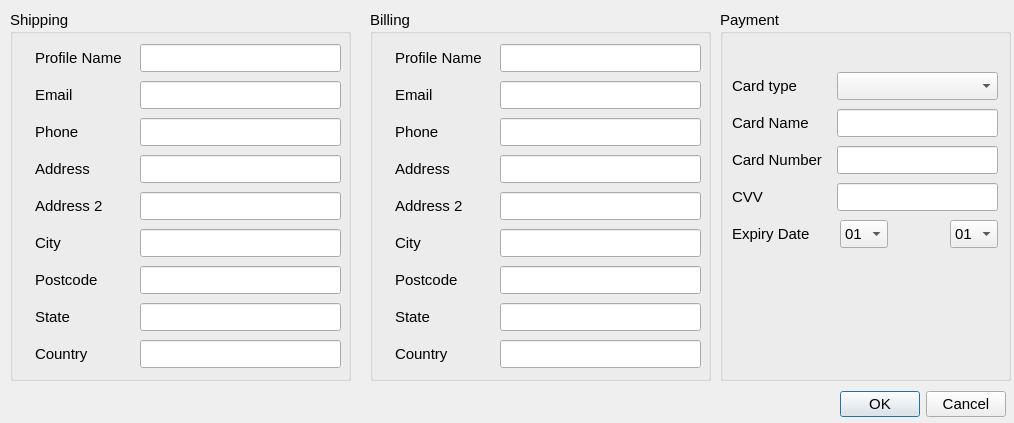
Old version of the form rabbit/view/ui/new_billing_profile_dialog.ui in the repository phongtran0715/shoppingbot.
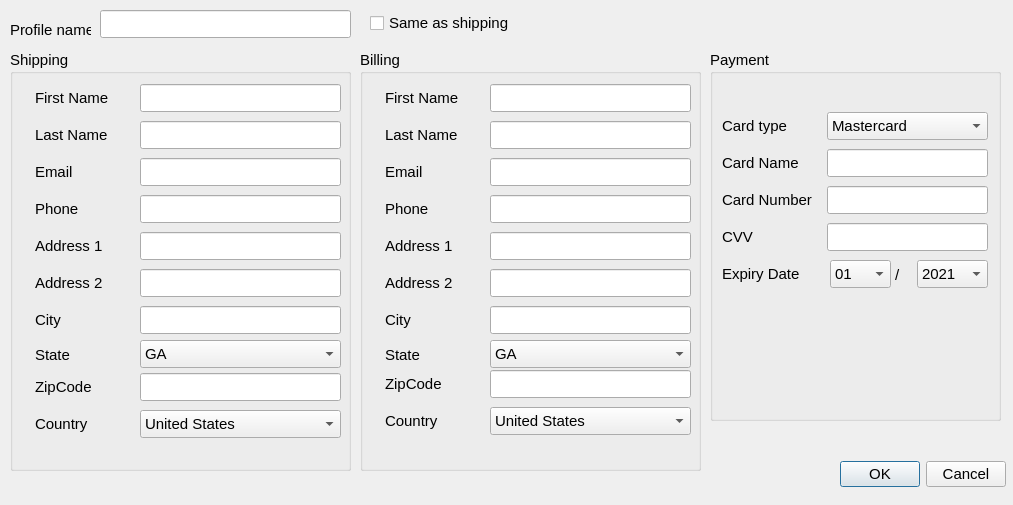
New version of the form.

```diff
--- a/rabbit/view/ui/new_billing_profile_dialog.ui
+++ b/rabbit/view/ui/new_billing_profile_dialog.ui
@@ -6,8 +6,8 @@
    <rect>
     <x>0</x>
     <y>0</y>
-    <width>1014</width>
-    <height>423</height>
+    <width>1013</width>
+    <height>505</height>
    </rect>
   </property>
   <property name="font">
@@ -22,7 +22,7 @@
    <property name="geometry">
     <rect>
      <x>840</x>
-     <y>390</y>
+     <y>460</y>
      <width>166</width>
      <height>28</height>
     </rect>
@@ -38,28 +38,15 @@
    <property name="geometry">
     <rect>
      <x>10</x>
-     <y>10</y>
+     <y>50</y>
      <width>341</width>
-     <height>371</height>
+     <height>421</height>
     </rect>
    </property>
    <property name="title">
     <string>Shipping</string>
    </property>
-   <widget class="QLineEdit" name="txtCountry">
-    <property name="geometry">
-     <rect>
-      <x>130</x>
-      <y>330</y>
-      <width>201</width>
-      <height>28</height>
-     </rect>
-    </property>
-    <property name="toolTip">
-     <string>&lt;html&gt;&lt;head/&gt;&lt;body&gt;&lt;p&gt;Country&lt;/p&gt;&lt;/body&gt;&lt;/html&gt;</string>
-    </property>
-   </widget>
-   <widget class="QLineEdit" name="txtPostcode">
+   <widget class="QLineEdit" name="txtShippingCity">
     <property name="geometry">
      <rect>
       <x>130</x>
@@ -82,7 +69,7 @@
      </rect>
     </property>
     <property name="text">
-     <string>Postcode</string>
+     <string>City</string>
     </property>
     <property name="margin">
      <number>5</number>
@@ -96,12 +83,12 @@
      <rect>
       <x>20</x>
       <y>70</y>
-      <width>50</width>
+      <width>101</width>
       <height>30</height>
      </rect>
     </property>
     <property name="text">
-     <string>Email</string>
+     <string>Last Name</string>
     </property>
     <property name="margin">
      <number>5</number>
@@ -120,7 +107,7 @@
      </rect>
     </property>
     <property name="text">
-     <string>Address</string>
+     <string>Phone</string>
     </property>
     <property name="margin">
      <number>5</number>
@@ -134,12 +121,12 @@
      <rect>
       <x>20</x>
       <y>218</y>
-      <width>42</width>
+      <width>91</width>
       <height>30</height>
      </rect>
     </property>
     <property name="text">
-     <string>City</string>
+     <string>Address 2</string>
     </property>
     <property name="margin">
      <number>5</number>
@@ -167,7 +154,7 @@
      </sizepolicy>
     </property>
     <property name="text">
-     <string>Profile Name</string>
+     <string>First Name</string>
     </property>
     <property name="margin">
      <number>5</number>
@@ -180,13 +167,13 @@
     <property name="geometry">
      <rect>
       <x>20</x>
-      <y>292</y>
-      <width>50</width>
+      <y>322</y>
+      <width>91</width>
       <height>30</height>
      </rect>
     </property>
     <property name="text">
-     <string>State</string>
+     <string>ZipCode</string>
     </property>
     <property name="margin">
      <number>5</number>
@@ -199,7 +186,7 @@
     <property name="geometry">
      <rect>
       <x>20</x>
-      <y>329</y>
+      <y>359</y>
       <width>68</width>
       <height>30</height>
      </rect>
@@ -237,7 +224,7 @@
      </rect>
     </property>
     <property name="text">
-     <string>Address 2</string>
+     <string>Address 1</string>
     </property>
     <property name="margin">
      <number>5</number>
@@ -272,7 +259,7 @@
      <string>&lt;html&gt;&lt;head/&gt;&lt;body&gt;&lt;p&gt;Address 2&lt;/p&gt;&lt;/body&gt;&lt;/html&gt;</string>
     </property>
    </widget>
-   <widget class="QLineEdit" name="txtProfileName">
+   <widget class="QLineEdit" name="txtShippingFirstName">
     <property name="geometry">
      <rect>
       <x>130</x>
@@ -308,7 +295,7 @@
      </rect>
     </property>
     <property name="text">
-     <string>Phone</string>
+     <string>Email</string>
     </property>
     <property name="margin">
      <number>5</number>
@@ -334,18 +321,82 @@
     <property name="geometry">
      <rect>
       <x>130</x>
-      <y>293</y>
+      <y>323</y>
       <width>201</width>
       <height>28</height>
      </rect>
     </property>
    </widget>
+   <widget class="QComboBox" name="cbShippingCountry">
+    <property name="geometry">
+     <rect>
+      <x>130</x>
+      <y>360</y>
+      <width>201</width>
+      <height>28</height>
+     </rect>
+    </property>
+    <item>
+     <property name="text">
+      <string>United States</string>
+     </property>
+    </item>
+    <item>
+     <property name="text">
+      <string>Canada</string>
+     </property>
+    </item>
+   </widget>
+   <widget class="QLabel" name="label_26">
+    <property name="geometry">
+     <rect>
+      <x>20</x>
+      <y>290</y>
+      <width>91</width>
+      <height>30</height>
+     </rect>
+    </property>
+    <property name="text">
+     <string>State</string>
+    </property>
+    <property name="margin">
+     <number>5</number>
+    </property>
+    <property name="indent">
+     <number>5</number>
+    </property>
+   </widget>
+   <widget class="QComboBox" name="cbShippingState">
+    <property name="geometry">
+     <rect>
+      <x>130</x>
+      <y>290</y>
+      <width>201</width>
+      <height>28</height>
+     </rect>
+    </property>
+    <item>
+     <property name="text">
+      <string>GA</string>
+     </property>
+    </item>
+    <item>
+     <property name="text">
+      <string>AL</string>
+     </property>
+    </item>
+    <item>
+     <property name="text">
+      <string>AK</string>
+     </property>
+    </item>
+   </widget>
   </widget>
   <widget class="QGroupBox" name="groupBox_2">
    <property name="geometry">
     <rect>
-     <x>720</x>
-     <y>10</y>
+     <x>710</x>
+     <y>50</y>
      <width>291</width>
      <height>371</height>
     </rect>
@@ -353,41 +404,6 @@
    <property name="title">
     <string>Payment</string>
    </property>
-   <widget class="QComboBox" name="cbExpiryYear">
-    <property name="geometry">
-     <rect>
-      <x>320</x>
-      <y>210</y>
-      <width>47</width>
-      <height>28</height>
-     </rect>
-    </property>
-    <item>
-     <property name="text">
-      <string>21</string>
-     </property>
-    </item>
-    <item>
-     <property name="text">
-      <string>22</string>
-     </property>
-    </item>
-    <item>
-     <property name="text">
-      <string>23</string>
-     </property>
-    </item>
-    <item>
-     <property name="text">
-      <string>24</string>
-     </property>
-    </item>
-    <item>
-     <property name="text">
-      <string>25</string>
-     </property>
-    </item>
-   </widget>
    <widget class="QLineEdit" name="txtCardNumber">
     <property name="geometry">
      <rect>
@@ -435,7 +451,7 @@
      <rect>
       <x>120</x>
       <y>210</y>
-      <width>48</width>
+      <width>61</width>
       <height>28</height>
      </rect>
     </property>
@@ -544,12 +560,7 @@
     </property>
     <item>
      <property name="text">
-      <string/>
-     </property>
-    </item>
-    <item>
-     <property name="text">
-      <string>Debit</string>
+      <string>Mastercard</string>
      </property>
     </item>
     <item>
@@ -625,12 +636,12 @@
      <number>5</number>
     </property>
    </widget>
-   <widget class="QComboBox" name="cbExpiryMonth_2">
+   <widget class="QComboBox" name="cbExpiryYear">
     <property name="geometry">
      <rect>
-      <x>230</x>
+      <x>207</x>
       <y>210</y>
-      <width>48</width>
+      <width>71</width>
       <height>28</height>
      </rect>
     </property>
@@ -642,7 +653,7 @@
     </property>
     <item>
      <property name="text">
-      <string>01</string>
+      <string>2021</string>
      </property>
     </item>
     <item>
@@ -690,49 +701,40 @@
       <string>09</string>
      </property>
     </item>
-    <item>
-     <property name="text">
-      <string>10</string>
-     </property>
-    </item>
-    <item>
-     <property name="text">
-      <string>11</string>
-     </property>
-    </item>
-    <item>
-     <property name="text">
-      <string>12</string>
-     </property>
-    </item>
+   </widget>
+   <widget class="QLabel" name="label_24">
+    <property name="geometry">
+     <rect>
+      <x>180</x>
+      <y>209</y>
+      <width>31</width>
+      <height>31</height>
+     </rect>
+    </property>
+    <property name="text">
+     <string>/</string>
+    </property>
+    <property name="margin">
+     <number>5</number>
+    </property>
+    <property name="indent">
+     <number>5</number>
+    </property>
    </widget>
   </widget>
   <widget class="QGroupBox" name="groupBox_3">
    <property name="geometry">
     <rect>
-     <x>370</x>
-     <y>10</y>
+     <x>360</x>
+     <y>50</y>
      <width>341</width>
-     <height>371</height>
+     <height>421</height>
     </rect>
    </property>
    <property name="title">
     <string>Billing</string>
    </property>
-   <widget class="QLineEdit" name="txtCountry_2">
-    <property name="geometry">
-     <rect>
-      <x>130</x>
-      <y>330</y>
-      <width>201</width>
-      <height>28</height>
-     </rect>
-    </property>
-    <property name="toolTip">
-     <string>&lt;html&gt;&lt;head/&gt;&lt;body&gt;&lt;p&gt;Country&lt;/p&gt;&lt;/body&gt;&lt;/html&gt;</string>
-    </property>
-   </widget>
-   <widget class="QLineEdit" name="txtPostcode_2">
+   <widget class="QLineEdit" name="txtBillingCity">
     <property name="geometry">
      <rect>
       <x>130</x>
@@ -755,7 +757,26 @@
      </rect>
     </property>
     <property name="text">
-     <string>Postcode</string>
+     <string>City</string>
+    </property>
+    <property name="margin">
+     <number>5</number>
+    </property>
+    <property name="indent">
+     <number>5</number>
+    </property>
+   </widget>
+   <widget class="QLabel" name="label_14">
+    <property name="geometry">
+     <rect>
+      <x>20</x>
+      <y>70</y>
+      <width>101</width>
+      <height>30</height>
+     </rect>
+    </property>
+    <property name="text">
+     <string>Last Name</string>
     </property>
     <property name="margin">
      <number>5</number>
@@ -768,13 +789,13 @@
     <property name="geometry">
      <rect>
       <x>20</x>
-      <y>70</y>
-      <width>50</width>
+      <y>144</y>
+      <width>68</width>
       <height>30</height>
      </rect>
     </property>
     <property name="text">
-     <string>Email</string>
+     <string>Phone</string>
     </property>
     <property name="margin">
      <number>5</number>
@@ -787,13 +808,13 @@
     <property name="geometry">
      <rect>
       <x>20</x>
-      <y>144</y>
-      <width>68</width>
+      <y>218</y>
+      <width>91</width>
       <height>30</height>
      </rect>
     </property>
     <property name="text">
-     <string>Address</string>
+     <string>Address 2</string>
     </property>
     <property name="margin">
      <number>5</number>
@@ -803,16 +824,25 @@
     </property>
    </widget>
    <widget class="QLabel" name="label_19">
+    <property name="enabled">
+     <bool>true</bool>
+    </property>
     <property name="geometry">
      <rect>
       <x>20</x>
-      <y>218</y>
-      <width>42</width>
+      <y>33</y>
+      <width>100</width>
       <height>30</height>
      </rect>
     </property>
+    <property name="sizePolicy">
+     <sizepolicy hsizetype="Maximum" vsizetype="Preferred">
+      <horstretch>0</horstretch>
+      <verstretch>0</verstretch>
+     </sizepolicy>
+    </property>
     <property name="text">
-     <string>City</string>
+     <string>First Name</string>
     </property>
     <property name="margin">
      <number>5</number>
@@ -822,25 +852,16 @@
     </property>
    </widget>
    <widget class="QLabel" name="label_20">
-    <property name="enabled">
-     <bool>true</bool>
-    </property>
     <property name="geometry">
      <rect>
       <x>20</x>
-      <y>33</y>
-      <width>100</width>
+      <y>319</y>
+      <width>91</width>
       <height>30</height>
      </rect>
     </property>
-    <property name="sizePolicy">
-     <sizepolicy hsizetype="Maximum" vsizetype="Preferred">
-      <horstretch>0</horstretch>
-      <verstretch>0</verstretch>
-     </sizepolicy>
-    </property>
     <property name="text">
-     <string>Profile Name</string>
+     <string>ZipCode</string>
     </property>
     <property name="margin">
      <number>5</number>
@@ -853,13 +874,13 @@
     <property name="geometry">
      <rect>
       <x>20</x>
-      <y>292</y>
-      <width>50</width>
+      <y>356</y>
+      <width>68</width>
       <height>30</height>
      </rect>
     </property>
     <property name="text">
-     <string>State</string>
+     <string>Country</string>
     </property>
     <property name="margin">
      <number>5</number>
@@ -868,17 +889,30 @@
      <number>5</number>
     </property>
    </widget>
+   <widget class="QLineEdit" name="txtBillingLastName">
+    <property name="geometry">
+     <rect>
+      <x>130</x>
+      <y>71</y>
+      <width>201</width>
+      <height>28</height>
+     </rect>
+    </property>
+    <property name="toolTip">
+     <string>&lt;html&gt;&lt;head/&gt;&lt;body&gt;&lt;p&gt;Email address&lt;/p&gt;&lt;/body&gt;&lt;/html&gt;</string>
+    </property>
+   </widget>
    <widget class="QLabel" name="label_22">
     <property name="geometry">
      <rect>
       <x>20</x>
-      <y>329</y>
-      <width>68</width>
+      <y>181</y>
+      <width>81</width>
       <height>30</height>
      </rect>
     </property>
     <property name="text">
-     <string>Country</string>
+     <string>Address 1</string>
     </property>
     <property name="margin">
      <number>5</number>
@@ -891,97 +925,65 @@
     <property name="geometry">
      <rect>
       <x>130</x>
-      <y>71</y>
+      <y>219</y>
       <width>201</width>
       <height>28</height>
      </rect>
     </property>
+    <property name="whatsThis">
+     <string>&lt;html&gt;&lt;head/&gt;&lt;body&gt;&lt;p&gt;Your city&lt;/p&gt;&lt;/body&gt;&lt;/html&gt;</string>
+    </property>
+   </widget>
+   <widget class="QLineEdit" name="txtBillingAddress1">
+    <property name="geometry">
+     <rect>
+      <x>130</x>
+      <y>182</y>
+      <width>201</width>
+      <height>28</height>
+     </rect>
+    </property>
     <property name="toolTip">
-     <string>&lt;html&gt;&lt;head/&gt;&lt;body&gt;&lt;p&gt;Email address&lt;/p&gt;&lt;/body&gt;&lt;/html&gt;</string>
+     <string>&lt;html&gt;&lt;head/&gt;&lt;body&gt;&lt;p&gt;Address 2&lt;/p&gt;&lt;/body&gt;&lt;/html&gt;</string>
+    </property>
+   </widget>
+   <widget class="QLineEdit" name="txtBillingFirstName">
+    <property name="geometry">
+     <rect>
+      <x>130</x>
+      <y>34</y>
+      <width>201</width>
+      <height>28</height>
+     </rect>
+    </property>
+    <property name="toolTip">
+     <string>&lt;html&gt;&lt;head/&gt;&lt;body&gt;&lt;p&gt;Profile name&lt;/p&gt;&lt;/body&gt;&lt;/html&gt;</string>
+    </property>
+   </widget>
+   <widget class="QLineEdit" name="txtsBillingPhone">
+    <property name="geometry">
+     <rect>
+      <x>130</x>
+      <y>145</y>
+      <width>201</width>
+      <height>28</height>
+     </rect>
+    </property>
+    <property name="toolTip">
+     <string>&lt;html&gt;&lt;head/&gt;&lt;body&gt;&lt;p&gt;Main address&lt;/p&gt;&lt;/body&gt;&lt;/html&gt;</string>
     </property>
    </widget>
    <widget class="QLabel" name="label_23">
     <property name="geometry">
      <rect>
       <x>20</x>
-      <y>181</y>
-      <width>81</width>
-      <height>30</height>
-     </rect>
-    </property>
-    <property name="text">
-     <string>Address 2</string>
-    </property>
-    <property name="margin">
-     <number>5</number>
-    </property>
-    <property name="indent">
-     <number>5</number>
-    </property>
-   </widget>
-   <widget class="QLineEdit" name="txtCity_2">
-    <property name="geometry">
-     <rect>
-      <x>130</x>
-      <y>219</y>
-      <width>201</width>
-      <height>28</height>
-     </rect>
-    </property>
-    <property name="whatsThis">
-     <string>&lt;html&gt;&lt;head/&gt;&lt;body&gt;&lt;p&gt;Your city&lt;/p&gt;&lt;/body&gt;&lt;/html&gt;</string>
-    </property>
-   </widget>
-   <widget class="QLineEdit" name="txtAddress2_2">
-    <property name="geometry">
-     <rect>
-      <x>130</x>
-      <y>182</y>
-      <width>201</width>
-      <height>28</height>
-     </rect>
-    </property>
-    <property name="toolTip">
-     <string>&lt;html&gt;&lt;head/&gt;&lt;body&gt;&lt;p&gt;Address 2&lt;/p&gt;&lt;/body&gt;&lt;/html&gt;</string>
-    </property>
-   </widget>
-   <widget class="QLineEdit" name="txtProfileName_2">
-    <property name="geometry">
-     <rect>
-      <x>130</x>
-      <y>34</y>
-      <width>201</width>
-      <height>28</height>
-     </rect>
-    </property>
-    <property name="toolTip">
-     <string>&lt;html&gt;&lt;head/&gt;&lt;body&gt;&lt;p&gt;Profile name&lt;/p&gt;&lt;/body&gt;&lt;/html&gt;</string>
-    </property>
-   </widget>
-   <widget class="QLineEdit" name="txtAddress_2">
-    <property name="geometry">
-     <rect>
-      <x>130</x>
-      <y>145</y>
-      <width>201</width>
-      <height>28</height>
-     </rect>
-    </property>
-    <property name="toolTip">
-     <string>&lt;html&gt;&lt;head/&gt;&lt;body&gt;&lt;p&gt;Main address&lt;/p&gt;&lt;/body&gt;&lt;/html&gt;</string>
-    </property>
-   </widget>
-   <widget class="QLabel" name="label_24">
-    <property name="geometry">
-     <rect>
-      <x>20</x>
       <y>107</y>
       <width>56</width>
       <height>30</height>
      </rect>
     </property>
     <property name="text">
-     <string>Phone</string>
+     <string>Email</string>
     </property>
     <property name="margin">
      <number>5</number>
@@ -1007,12 +1009,112 @@
     <property name="geometry">
      <rect>
       <x>130</x>
-      <y>293</y>
+      <y>320</y>
       <width>201</width>
       <height>28</height>
      </rect>
     </property>
    </widget>
+   <widget class="QComboBox" name="cbBillingCountry">
+    <property name="geometry">
+     <rect>
+      <x>130</x>
+      <y>357</y>
+      <width>201</width>
+      <height>28</height>
+     </rect>
+    </property>
+    <item>
+     <property name="text">
+      <string>United States</string>
+     </property>
+    </item>
+    <item>
+     <property name="text">
+      <string>Canada</string>
+     </property>
+    </item>
+   </widget>
+   <widget class="QComboBox" name="cbBillingState">
+    <property name="geometry">
+     <rect>
+      <x>130</x>
+      <y>290</y>
+      <width>201</width>
+      <height>28</height>
+     </rect>
+    </property>
+    <item>
+     <property name="text">
+      <string>GA</string>
+     </property>
+    </item>
+    <item>
+     <property name="text">
+      <string>AL</string>
+     </property>
+    </item>
+    <item>
+     <property name="text">
+      <string>AK</string>
+     </property>
+    </item>
+   </widget>
+   <widget class="QLabel" name="label_27">
+    <property name="geometry">
+     <rect>
+      <x>20</x>
+      <y>290</y>
+      <width>91</width>
+      <height>30</height>
+     </rect>
+    </property>
+    <property name="text">
+     <string>State</string>
+    </property>
+    <property name="margin">
+     <number>5</number>
+    </property>
+    <property name="indent">
+     <number>5</number>
+    </property>
+   </widget>
+  </widget>
+  <widget class="QLabel" name="label_25">
+   <property name="geometry">
+    <rect>
+     <x>10</x>
+     <y>20</y>
+     <width>81</width>
+     <height>20</height>
+    </rect>
+   </property>
+   <property name="text">
+    <string>Profile name</string>
+   </property>
+  </widget>
+  <widget class="QLineEdit" name="txtProfileName">
+   <property name="geometry">
+    <rect>
+     <x>100</x>
+     <y>10</y>
+     <width>251</width>
+     <height>28</height>
+    </rect>
+   </property>
+  </widget>
+  <widget class="QCheckBox" name="cbSameAsShipping">
+   <property name="geometry">
+    <rect>
+     <x>370</x>
+     <y>10</y>
+     <width>331</width>
+     <height>26</height>
+    </rect>
+   </property>
+   <property name="text">
+    <string>Same as shipping</string>
+   </property>
   </widget>
  </widget>
  <tabstops>
```
Left out of the diff: 64 changed lines with no effect on the pictures.
